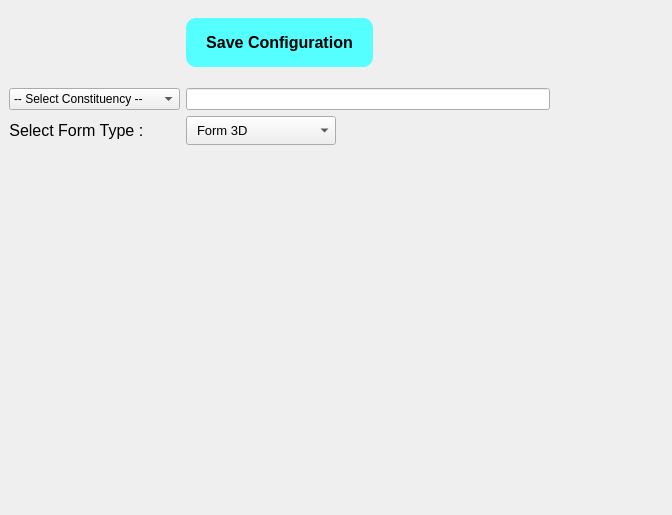
Qt form ui/main_ui.ui (mukku105/Election-Form-3D_E-Generator) before a commit.
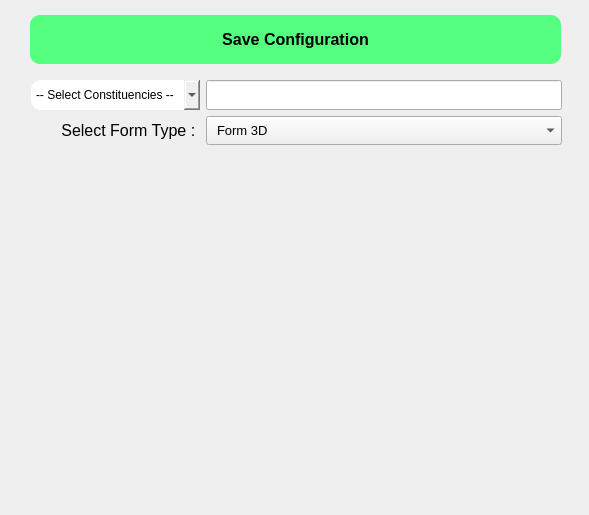
The same form after that commit.

What changed in the file:
```diff
--- a/ui/main_ui.ui
+++ b/ui/main_ui.ui
@@ -6,7 +6,7 @@
    <rect>
     <x>0</x>
     <y>0</y>
-    <width>672</width>
+    <width>589</width>
     <height>515</height>
    </rect>
   </property>
@@ -16,37 +16,146 @@
   <widget class="QWidget" name="gridLayoutWidget">
    <property name="geometry">
     <rect>
-     <x>9</x>
+     <x>30</x>
      <y>9</y>
-     <width>541</width>
-     <height>141</height>
+     <width>531</width>
+     <height>61</height>
     </rect>
    </property>
    <layout class="QGridLayout" name="gridLayout">
     <item row="1" column="0">
-     <layout class="QFormLayout" name="formLayout">
+     <widget class="QPushButton" name="pushButton">
+      <property name="styleSheet">
+       <string notr="true">QPushButton {
+	border-radius: 10px;
+	background-color: rgb(85, 255, 127);
+	font-size: 16px;
+	font-weight: bold;
+	padding: 15px 20px;
+}
+
+QPushButton:pressed {
+	background-color: rgb(85, 255, 255);
+}</string>
+      </property>
+      <property name="text">
+       <string>Save Configuration</string>
+      </property>
+     </widget>
+    </item>
+   </layout>
+  </widget>
+  <widget class="QWidget" name="formLayoutWidget">
+   <property name="geometry">
+    <rect>
+     <x>31</x>
+     <y>80</y>
+     <width>531</width>
+     <height>138</height>
+    </rect>
+   </property>
+   <layout class="QFormLayout" name="formLayout_2">
       <property name="labelAlignment">
-       <set>Qt::AlignLeading|Qt::AlignLeft|Qt::AlignVCenter</set>
-      </property>
-      <property name="formAlignment">
-       <set>Qt::AlignCenter</set>
+     <set>Qt::AlignRight|Qt::AlignTrailing|Qt::AlignVCenter</set>
+    </property>
+    <item row="0" column="0">
+     <widget class="QComboBox" name="comboBox">
+      <property name="minimumSize">
+       <size>
+        <width>0</width>
+        <height>30</height>
+       </size>
       </property>
+      <property name="maximumSize">
+       <size>
+        <width>16777215</width>
+        <height>30</height>
+       </size>
+      </property>
+      <property name="styleSheet">
+       <string notr="true">padding: 5px 5px;
+border-radius: 10px;</string>
+      </property>
+      <item>
+       <property name="text">
+        <string>-- Select Constituencies --</string>
+       </property>
+      </item>
+      <item>
+       <property name="text">
+        <string>9-Barfung</string>
+       </property>
+      </item>
+      <item>
+       <property name="text">
+        <string>10-Poklok-Kamrang</string>
+       </property>
+      </item>
+      <item>
+       <property name="text">
+        <string>11-Namchi-Singhithang</string>
+       </property>
+      </item>
+      <item>
+       <property name="text">
+        <string>12-Melli</string>
+       </property>
+      </item>
+      <item>
+       <property name="text">
+        <string>13-Namthang-Rateypanni</string>
+       </property>
+      </item>
+      <item>
+       <property name="text">
+        <string>14-Temi-Namphing</string>
+       </property>
+      </item>
+      <item>
+       <property name="text">
+        <string>15-Rangang-Yangang</string>
+       </property>
+      </item>
+     </widget>
+    </item>
       <item row="0" column="1">
-       <widget class="QLineEdit" name="lineEdit"/>
+     <widget class="QLineEdit" name="lineEdit">
+      <property name="minimumSize">
+       <size>
+        <width>0</width>
+        <height>30</height>
+       </size>
+      </property>
+     </widget>
       </item>
       <item row="1" column="0">
        <widget class="QLabel" name="selectFormTypeLabel">
+      <property name="enabled">
+       <bool>true</bool>
+      </property>
         <property name="font">
          <font>
           <pointsize>12</pointsize>
          </font>
         </property>
+      <property name="layoutDirection">
+       <enum>Qt::LeftToRight</enum>
+      </property>
         <property name="text">
          <string>Select Form Type : </string>
         </property>
+      <property name="textFormat">
+       <enum>Qt::MarkdownText</enum>
+      </property>
+      <property name="scaledContents">
+       <bool>false</bool>
+      </property>
         <property name="alignment">
          <set>Qt::AlignCenter</set>
         </property>
+      <property name="wordWrap">
+       <bool>false</bool>
+      </property>
        </widget>
       </item>
       <item row="1" column="1">
@@ -59,7 +168,7 @@
         </property>
         <property name="maximumSize">
          <size>
-          <width>150</width>
+        <width>500</width>
           <height>30</height>
          </size>
         </property>
@@ -84,72 +193,6 @@
           <string>Form 3E</string>
          </property>
         </item>
-       </widget>
-      </item>
-      <item row="0" column="0">
-       <widget class="QComboBox" name="comboBox">
-        <item>
-         <property name="text">
-          <string>-- Select Constituency --</string>
-         </property>
-        </item>
-        <item>
-         <property name="text">
-          <string>9-Barfung</string>
-         </property>
-        </item>
-        <item>
-         <property name="text">
-          <string>10-Poklok-Kamrang</string>
-         </property>
-        </item>
-        <item>
-         <property name="text">
-          <string>11-Namchi-Singhithang</string>
-         </property>
-        </item>
-        <item>
-         <property name="text">
-          <string>12-Melli</string>
-         </property>
-        </item>
-        <item>
-         <property name="text">
-          <string>13-Namthang-Rateypanni</string>
-         </property>
-        </item>
-        <item>
-         <property name="text">
-          <string>14-Temi-Namphing</string>
-         </property>
-        </item>
-        <item>
-         <property name="text">
-          <string>15-Rangang-Yangang</string>
-         </property>
-        </item>
-       </widget>
-      </item>
-     </layout>
-    </item>
-    <item row="0" column="0" alignment="Qt::AlignHCenter|Qt::AlignVCenter">
-     <widget class="QPushButton" name="pushButton">
-      <property name="styleSheet">
-       <string notr="true">QPushButton {
-	border-radius: 10px;
-	background-color: rgb(85, 255, 255);
-	font-size: 16px;
-	font-weight: bold;
-	padding: 15px 20px;
-}
-
-QPushButton:pressed {
-	background-color: rgb(85, 255, 127);
-}</string>
-      </property>
-      <property name="text">
-       <string>Save Configuration</string>
-      </property>
      </widget>
     </item>
    </layout>
```
Lines whose indentation alone changed are shown as unchanged.
